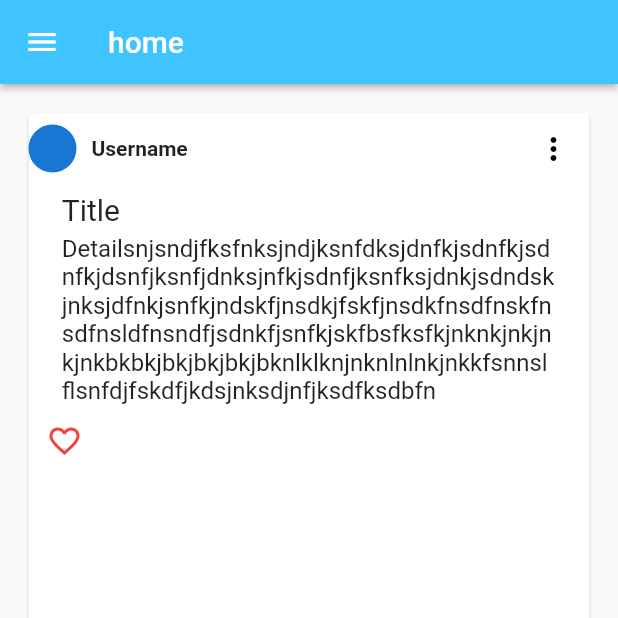
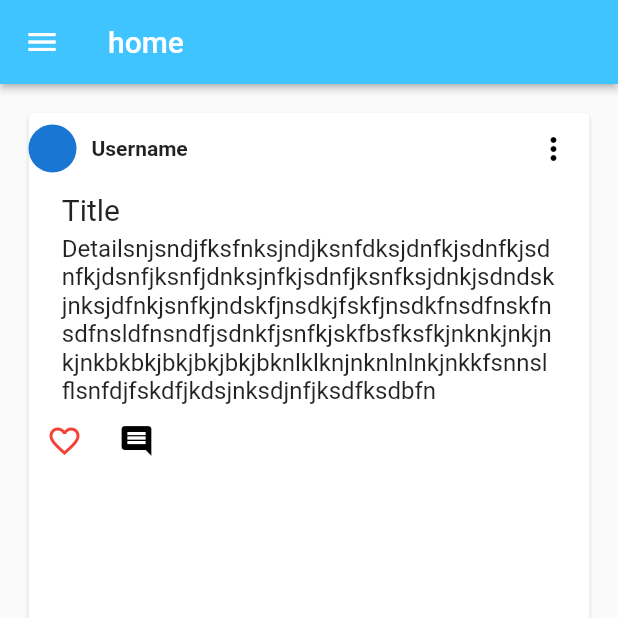
Before and after one commit to danieltefera08/porter, a Flutter app: the screen it shows once a user with an empty profile is signed in, on a phone screen of 412 x 824 dp, the top half of it. Run offline on Flutter 3.47's test engine with Material 2 defaults, Android fonts, the phone set to English and light mode, and no system bars; our stand-ins replace cloud_firestore, firebase_auth, firebase_core, firebase_storage, flutter_spinkit, font_awesome_flutter and 3 more; accounts and stored records are empty.

Commit message:
Post card and feed

```diff
--- a/lib/shared/Widgets/post_card.dart
+++ b/lib/shared/Widgets/post_card.dart
@@ -114,7 +114,14 @@ IconButton(
         Icons.favorite_border_outlined,
       color: Colors.red,
     )
-)
+),
+                IconButton(
+                    onPressed: (){},
+                    icon: Icon(
+                      Icons.comment,
+                      color: Colors.black,
+                    )
+                ),
               ],
             )
           ],
```
